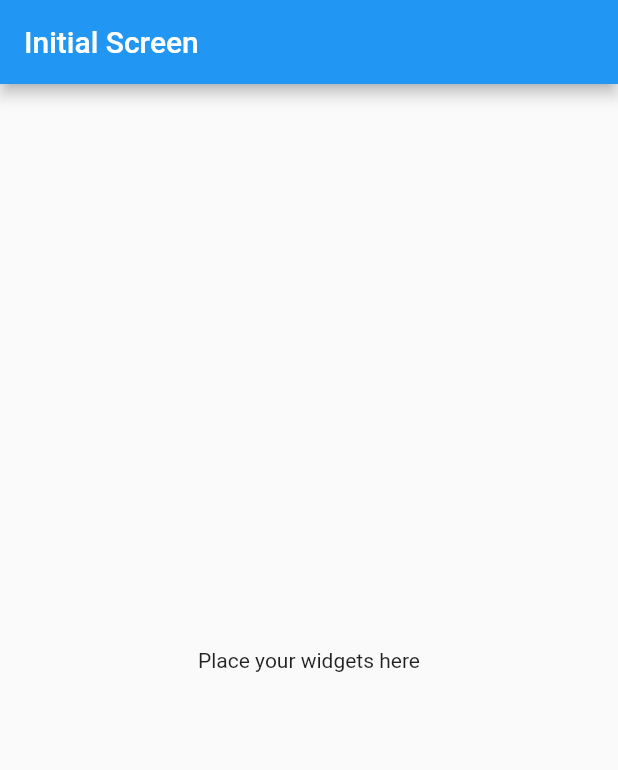
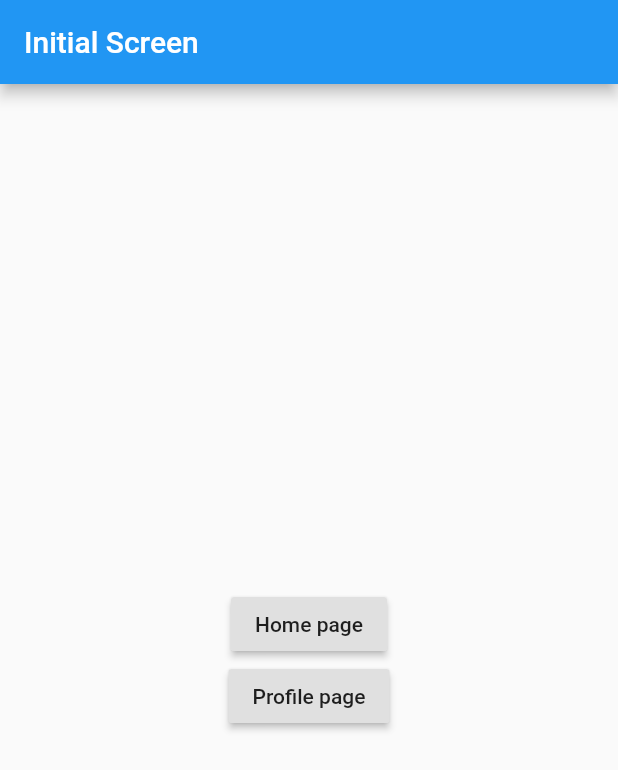
Before and after one commit to victorers1/flutter_experiments, a Flutter app: the screen it shows after launch, on a phone screen of 412 x 824 dp. Shown: the top 770 px of the screen. Run offline on Flutter 3.47's test engine with Material 2 defaults, Android fonts, the phone set to English and light mode, and no system bars; our stand-ins replace shimmer.

```diff
--- a/lib/main.dart
+++ b/lib/main.dart
@@ -1,4 +1,5 @@
 import 'package:experiment/pages/home.dart';
+import 'package:experiment/pages/profile.dart';
 import 'package:flutter/material.dart';
 
 void main() {
@@ -17,6 +18,7 @@ class MyApp extends StatelessWidget {
       ),
       routes: {
         '/home': (context) => HomePage(),
+        '/profile': (context) => ProfilePage(),
       },
       home: MyHomePage(),
     );
@@ -41,7 +43,18 @@ class _MyHomePageState extends State<MyHomePage> {
         child: Column(
           mainAxisAlignment: MainAxisAlignment.center,
           children: <Widget>[
-            Text('Place your widgets here'),
+            RaisedButton(
+              onPressed: () {
+                Navigator.pushNamed(context, '/home');
+              },
+              child: Text('Home page'),
+            ),
+            RaisedButton(
+              onPressed: () {
+                Navigator.pushNamed(context, '/profile');
+              },
+              child: Text('Profile page'),
+            ),
           ],
         ),
       ),
--- /dev/null
+++ b/lib/pages/profile.dart
@@ -0,0 +1,15 @@
+import 'package:flutter/material.dart';
+
+class ProfilePage extends StatelessWidget {
+  @override
+  Widget build(BuildContext context) {
+    return Scaffold(
+      appBar: AppBar(
+        title: Text('Profile Page'),
+      ),
+      body: Center(
+        child: Text('Profile Page'),
+      ),
+    );
+  }
+}
--- a/pubspec.yaml
+++ b/pubspec.yaml
@@ -10,6 +10,7 @@ dependencies:
   flutter:
     sdk: flutter
   cupertino_icons: ^0.1.3
+  shimmer: ^1.1.1
 
 dev_dependencies:
   flutter_test:
```
Also changed, not shown: lib/pages/home.dart (+14 -6 lines), pubspec.lock.
